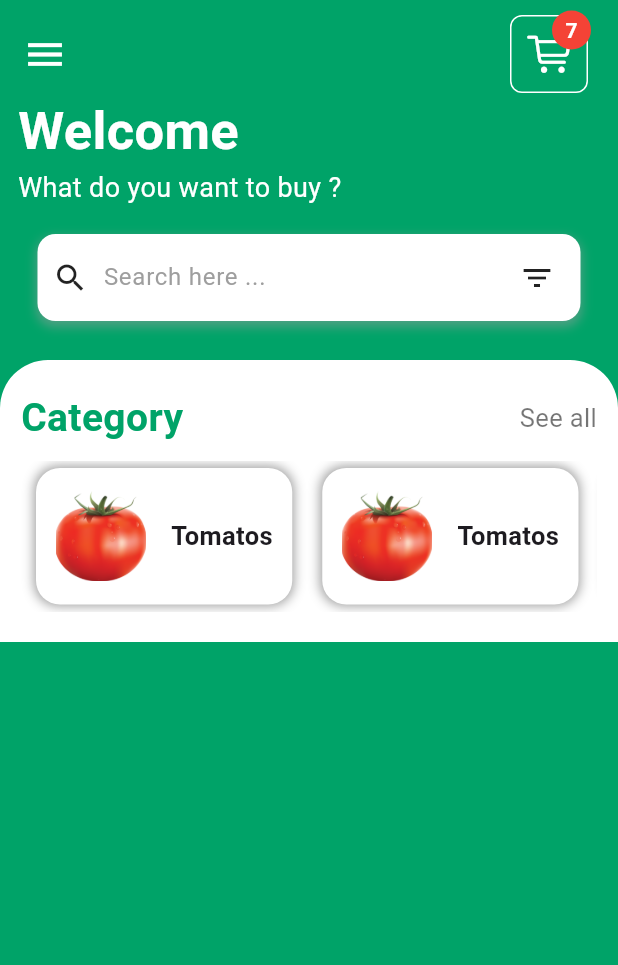
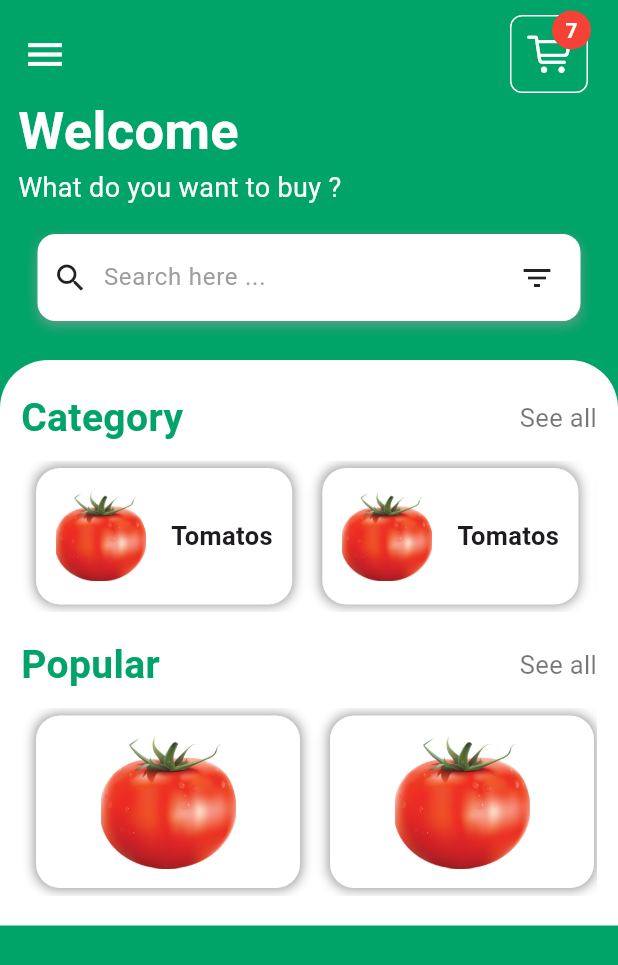
Before and after one commit to ayhem8hamdi/Shop_App, a Flutter app: the HomeScreen screen opened by its route, on a phone screen of 412 x 824 dp. Shown: the top 965 px of the screen. Run offline on Flutter 3.47's test engine with Material 3 defaults, Android fonts, the phone set to English and light mode, and no system bars; our stand-ins replace dio.

Commit message:
Add Popular Category Section

```diff
--- a/lib/Widgets/category_item_builder.dart
+++ b/lib/Widgets/category_item_builder.dart
@@ -1,18 +1,21 @@
 import 'package:flutter/material.dart';
 import 'package:shopp_app/Widgets/custom_category_item.dart';
+import 'package:shopp_app/Widgets/popular_catgory_item.dart';
 
 class CustomListViewBuilder extends StatelessWidget {
   const CustomListViewBuilder({
     super.key,
+    required this.type,
   });
+  final String type;
 
   @override
   Widget build(BuildContext context) {
     return ListView.builder(
-      scrollDirection: Axis.horizontal,
-      itemCount: 10,
-      itemBuilder: (context, index) =>
-          const CustomCategory(image: 'Assets/Images/5.png'),
-    );
+        scrollDirection: Axis.horizontal,
+        itemCount: 10,
+        itemBuilder: (context, index) => type == 'cat'
+            ? const CustomCategory(image: 'Assets/Images/5.png')
+            : const PopularCatgoryItem(image: 'Assets/Images/5.png'));
   }
 }
--- a/lib/Widgets/home_body.dart
+++ b/lib/Widgets/home_body.dart
@@ -1,5 +1,6 @@
 import 'package:flutter/material.dart';
 import 'package:shopp_app/Widgets/category_item_builder.dart';
+import 'package:shopp_app/Widgets/home_body_headers.dart';
 import 'package:shopp_app/constants.dart';
 
 class HomeBody extends StatelessWidget {
@@ -17,35 +18,29 @@ class HomeBody extends StatelessWidget {
           topRight: Radius.circular(32),
         ),
       ),
-      child: Column(
+      child: const Column(
         mainAxisSize: MainAxisSize.min,
         crossAxisAlignment: CrossAxisAlignment.start,
         children: [
-          Row(
-            mainAxisAlignment: MainAxisAlignment.spaceBetween,
-            children: [
-              Text(
-                'Category',
-                style: TextStyle(
-                  color: kPrimaryColor,
-                  fontSize: 26,
-                  fontWeight: FontWeight.bold,
-                ),
-              ),
-              const Text(
-                'See all',
-                style: TextStyle(
-                  color: Colors.black54,
-                  fontSize: 17,
-                ),
-              ),
-            ],
+          HomeBodyHeaders(text: 'Category'),
+          SizedBox(height: 10),
+          SizedBox(
+            height: 101,
+            child: CustomListViewBuilder(
+              type: 'cat',
+            ),
           ),
-          const SizedBox(height: 10),
-          const SizedBox(
-            height: 101,
-            child: CustomListViewBuilder(),
+          SizedBox(
+            height: 17,
           ),
+          HomeBodyHeaders(text: 'Popular'),
+          SizedBox(height: 10),
+          SizedBox(
+            height: 125,
+            child: CustomListViewBuilder(
+              type: 'pop',
+            ),
+          )
         ],
       ),
     );
--- /dev/null
+++ b/lib/Widgets/home_body_headers.dart
@@ -0,0 +1,33 @@
+import 'package:flutter/material.dart';
+import 'package:shopp_app/constants.dart';
+
+class HomeBodyHeaders extends StatelessWidget {
+  const HomeBodyHeaders(
+      {super.key, required this.text, this.text1 = 'See all'});
+
+  final String text;
+  final String? text1;
+  @override
+  Widget build(BuildContext context) {
+    return Row(
+      mainAxisAlignment: MainAxisAlignment.spaceBetween,
+      children: [
+        Text(
+          text,
+          style: TextStyle(
+            color: kPrimaryColor,
+            fontSize: 26,
+            fontWeight: FontWeight.bold,
+          ),
+        ),
+        const Text(
+          'See all',
+          style: TextStyle(
+            color: Colors.black54,
+            fontSize: 17,
+          ),
+        ),
+      ],
+    );
+  }
+}
--- /dev/null
+++ b/lib/Widgets/popular_catgory_item.dart
@@ -0,0 +1,30 @@
+import 'package:flutter/cupertino.dart';
+import 'package:flutter/material.dart';
+
+class PopularCatgoryItem extends StatelessWidget {
+  const PopularCatgoryItem({super.key, required this.image});
+  final String image;
+
+  @override
+  Widget build(BuildContext context) {
+    return Container(
+      margin: const EdgeInsets.symmetric(horizontal: 10, vertical: 5),
+      padding: const EdgeInsets.symmetric(horizontal: 38, vertical: 6),
+      decoration: BoxDecoration(
+          color: Colors.white,
+          borderRadius: BorderRadius.circular(16),
+          boxShadow: const [
+            BoxShadow(color: Colors.grey, blurRadius: 6, spreadRadius: 1)
+          ]),
+      child: Padding(
+        padding: const EdgeInsets.symmetric(horizontal: 5, vertical: 7),
+        child: Image.asset(
+          image,
+          width: 90,
+          height: 90,
+          fit: BoxFit.cover,
+        ),
+      ),
+    );
+  }
+}
```
